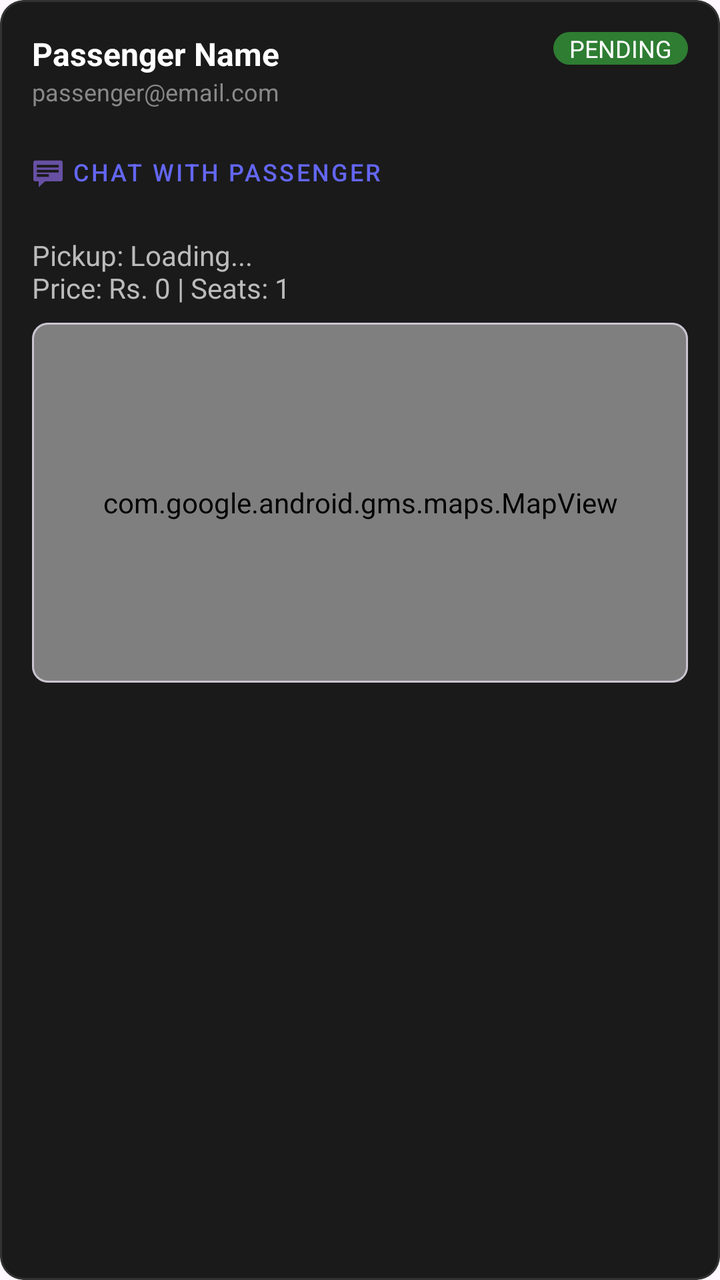
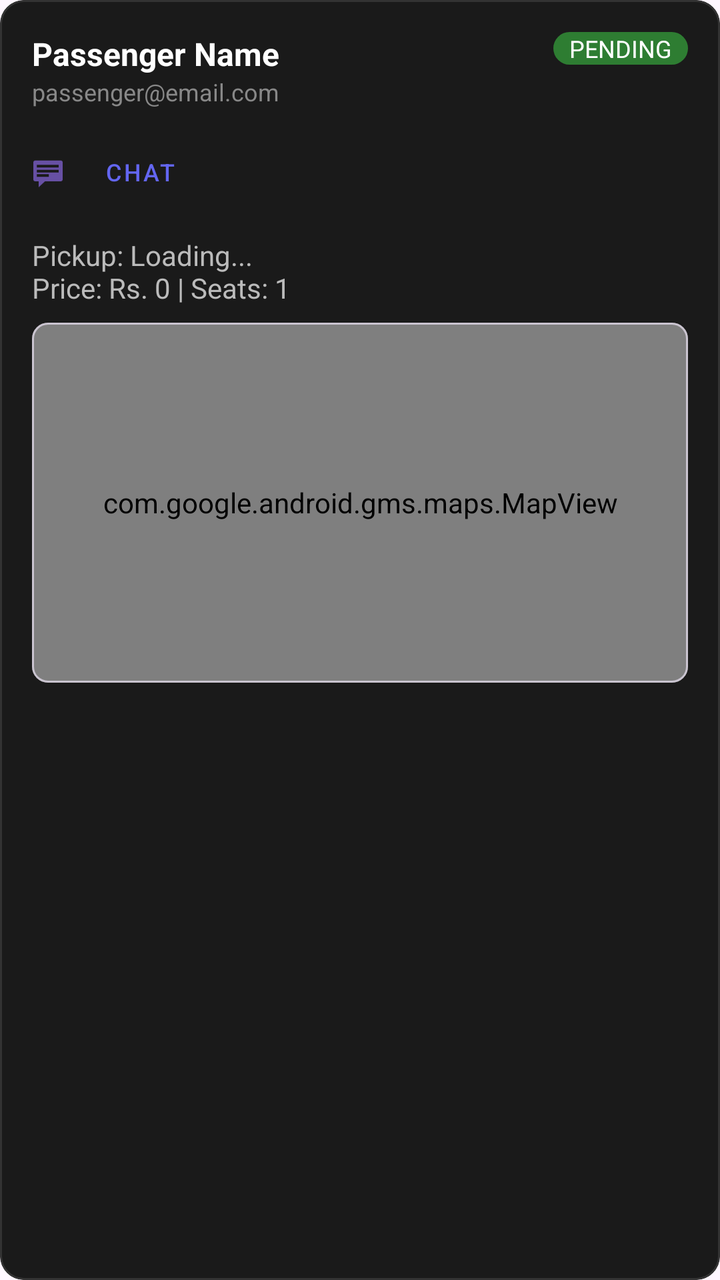

The first picture is an Android layout as it rendered before a commit; the second is the same layout after the commit. The layout source and the unified diff follow.
<!-- AndroidManifest.xml: application theme Theme.Carpoolproject -->
<!-- res/layout/item_booking_offer.xml -->
<?xml version="1.0" encoding="utf-8"?>
<com.google.android.material.card.MaterialCardView xmlns:android="http://schemas.android.com/apk/res/android"
    xmlns:app="http://schemas.android.com/apk/res-auto"
    android:layout_width="match_parent"
    android:layout_height="wrap_content"
    android:layout_margin="8dp"
    app:cardBackgroundColor="#1A1A1A"
    app:cardCornerRadius="12dp"
    app:strokeColor="#333333"
    app:strokeWidth="1dp">

    <LinearLayout
        android:layout_width="match_parent"
        android:layout_height="wrap_content"
        android:orientation="vertical"
        android:padding="16dp">

        <RelativeLayout
            android:layout_width="match_parent"
            android:layout_height="wrap_content"
            android:layout_marginBottom="8dp">

            <LinearLayout
                android:layout_width="wrap_content"
                android:layout_height="wrap_content"
                android:orientation="vertical">

                <TextView
                    android:id="@+id/tvOfferPassengerName"
                    android:layout_width="wrap_content"
                    android:layout_height="wrap_content"
                    android:text="Passenger Name"
                    android:textColor="@color/white"
                    android:textSize="16sp"
                    android:textStyle="bold" />

                <TextView
                    android:id="@+id/tvPassengerEmail"
                    android:layout_width="wrap_content"
                    android:layout_height="wrap_content"
                    android:text="passenger@email.com"
                    android:textColor="#888888"
                    android:textSize="12sp" />
            </LinearLayout>

            <TextView
                android:id="@+id/tvOfferStatus"
                android:layout_width="wrap_content"
                android:layout_height="wrap_content"
                android:layout_alignParentEnd="true"
                android:background="@drawable/badge_bg"
                android:paddingStart="8dp"
                android:paddingEnd="8dp"
                android:text="PENDING"
                android:textColor="@color/white"
                android:textSize="12sp" />
        </RelativeLayout>

        <com.google.android.material.button.MaterialButton
            android:id="@+id/btnChatPassenger"
            style="@style/Widget.MaterialComponents.Button.TextButton"
            android:layout_width="wrap_content"
            android:layout_height="wrap_content"
            android:text="Chat with Passenger"
            android:textColor="@color/primary_blue"
            android:textSize="12sp"
            android:padding="0dp"
            android:insetTop="0dp"
            android:insetBottom="0dp"
            app:icon="@android:drawable/stat_notify_chat"
            app:iconSize="16dp" />

        <TextView
            android:id="@+id/tvOfferDetails"
            android:layout_width="match_parent"
            android:layout_height="wrap_content"
            android:text="Pickup: Loading...\nPrice: Rs. 0 | Seats: 1"
            android:textColor="#BBBBBB"
            android:textSize="14sp"
            android:layout_marginTop="8dp"
            android:layout_marginBottom="8dp" />

        <com.google.android.material.card.MaterialCardView
            android:id="@+id/cardMap"
            android:layout_width="match_parent"
            android:layout_height="180dp"
            android:layout_marginBottom="12dp"
            app:cardCornerRadius="8dp">

            <com.google.android.gms.maps.MapView
                android:id="@+id/offerMapView"
                android:layout_width="match_parent"
                android:layout_height="match_parent" />
        </com.google.android.material.card.MaterialCardView>

        <LinearLayout
            android:id="@+id/layoutOfferActions"
            android:layout_width="match_parent"
            android:layout_height="wrap_content"
            android:orientation="horizontal"
            android:visibility="gone">

            <Button
                android:id="@+id/btnAcceptOffer"
                android:layout_width="0dp"
                android:layout_height="wrap_content"
                android:layout_weight="1"
                android:layout_marginEnd="4dp"
                android:backgroundTint="#4CAF50"
                android:text="Accept"
                android:textColor="@color/white" />

            <Button
                android:id="@+id/btnRejectOffer"
                android:layout_width="0dp"
                android:layout_height="wrap_content"
                android:layout_weight="1"
                android:layout_marginStart="4dp"
                android:backgroundTint="#F44336"
                android:text="Reject"
                android:textColor="@color/white" />
        </LinearLayout>

        <FrameLayout
            android:id="@+id/layoutAccepted"
            android:layout_width="match_parent"
            android:layout_height="40dp"
            android:layout_marginTop="8dp"
            android:visibility="gone">

            <ImageView
                android:id="@+id/ivAnimatedCar"
                android:layout_width="40dp"
                android:layout_height="40dp"
                android:src="@drawable/ic_car_2"
                android:layout_gravity="start|center_vertical"
                app:tint="#4CAF50" />

            <TextView
                android:id="@+id/tvOfferResultText"
                android:layout_width="wrap_content"
                android:layout_height="wrap_content"
                android:layout_gravity="center"
                android:text="Accepted - Have a safe journey!"
                android:textColor="#4CAF50"
                android:textStyle="bold" />
        </FrameLayout>

        <com.google.android.material.button.MaterialButton
            android:id="@+id/btnOfferRideAction"
            android:layout_width="match_parent"
            android:layout_height="wrap_content"
            android:layout_marginTop="8dp"
            android:text="Start Ride"
            android:visibility="gone"
            app:cornerRadius="8dp" />

    </LinearLayout>
</com.google.android.material.card.MaterialCardView>
<!-- resources referenced by this layout -->
<resources>
  <color name="primary_blue">#6366F1</color>
  <color name="white">#FFFFFFFF</color>
  <!-- drawable badge_bg (drawable) -->
  <?xml version="1.0" encoding="utf-8"?>
  <shape xmlns:android="http://schemas.android.com/apk/res/android">
      <solid android:color="#2E7D32"/>
      <corners android:radius="20dp"/>
  </shape>
  <!-- drawable ic_car_2: png bitmap (drawable, 81089 bytes) -->
  <style name="Theme.Carpoolproject" parent="Base.Theme.Carpoolproject" />
  <style name="Base.Theme.Carpoolproject" parent="Theme.Material3.DayNight.NoActionBar">
      </style>
</resources>

<!-- the commit's change to res/layout/item_booking_offer.xml (unified diff, before → after) -->
@@ -61,7 +61,7 @@
             style="@style/Widget.MaterialComponents.Button.TextButton"
             android:layout_width="wrap_content"
             android:layout_height="wrap_content"
-            android:text="Chat with Passenger"
+            android:text="Chat"
             android:textColor="@color/primary_blue"
             android:textSize="12sp"
             android:padding="0dp"
@@ -141,7 +141,7 @@
                 android:layout_width="wrap_content"
                 android:layout_height="wrap_content"
                 android:layout_gravity="center"
-                android:text="Accepted - Have a safe journey!"
+                android:text="Accepted - Safe journey!"
                 android:textColor="#4CAF50"
                 android:textStyle="bold" />
         </FrameLayout>
